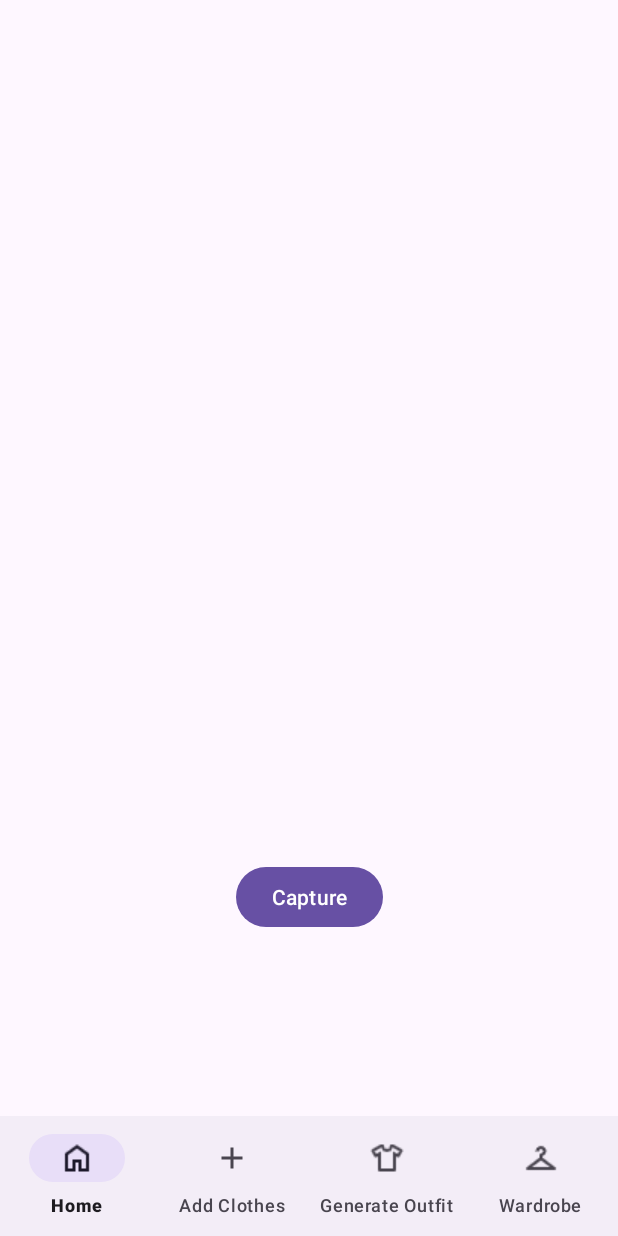
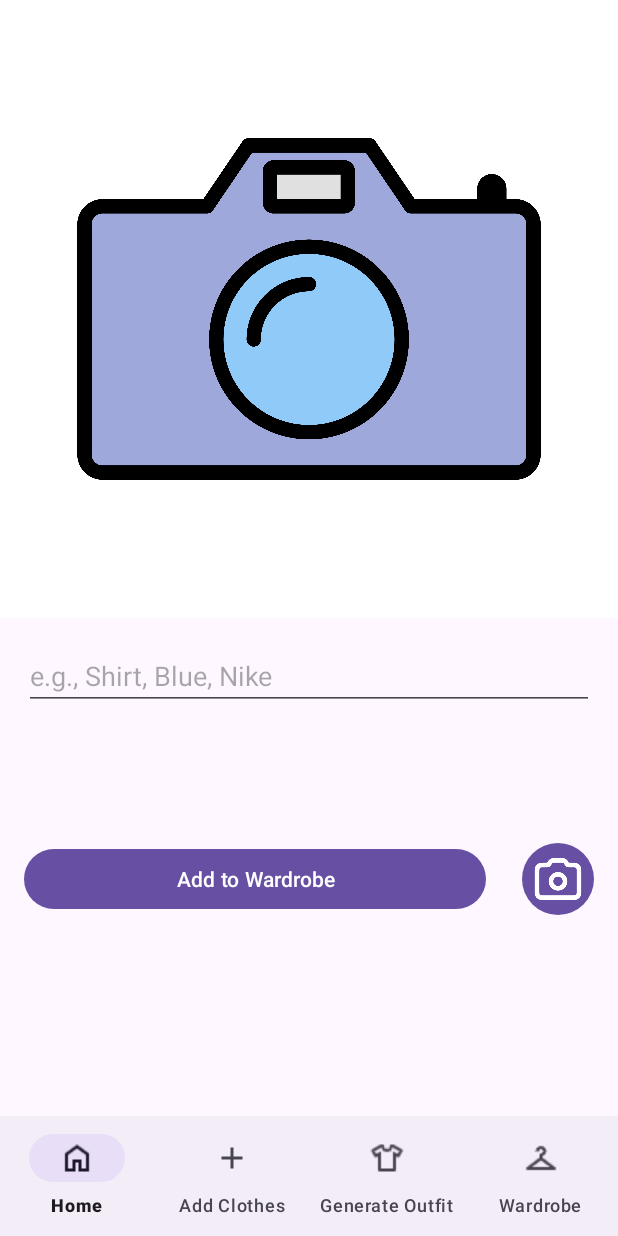
Before and after one commit to Akhil-Kokkula/OutfitOfTheDay, an Android app: the fragment AddOutfitFragment placed in its activity, on a phone screen of 412 x 824 dp. Run offline under Robolectric (Android 15) with nearby library versions, the phone set to English and light mode, and no system bars; our stand-ins replace Firebase (no records; nobody signed in at launch, a user with empty details on screens opened directly).

Commit message:
Cleaned up add to outfit screen

```diff
--- a/app/src/main/java/com/example/outfitoftheday/AddOutfitFragment.kt
+++ b/app/src/main/java/com/example/outfitoftheday/AddOutfitFragment.kt
@@ -8,7 +8,6 @@ import android.provider.MediaStore
 import android.view.LayoutInflater
 import android.view.View
 import android.view.ViewGroup
-import android.widget.Button
 import android.widget.ImageView
 import android.widget.Toast
 import androidx.activity.result.ActivityResultLauncher
@@ -19,12 +18,15 @@ import retrofit2.Retrofit
 import retrofit2.converter.gson.GsonConverterFactory
 import java.io.ByteArrayOutputStream
 import android.util.Base64
-import android.widget.TextView
+import android.util.Log
+import android.widget.EditText
+import android.widget.ImageButton
+
 
 class AddOutfitFragment : Fragment() {
     private lateinit var imageView: ImageView
     private lateinit var takePictureLauncher: ActivityResultLauncher<Intent>
-    private lateinit var tvLabels: TextView
+    private lateinit var editText: EditText
 
     override fun onCreate(savedInstanceState: Bundle?) {
         super.onCreate(savedInstanceState)
@@ -44,10 +46,10 @@ class AddOutfitFragment : Fragment() {
         inflater: LayoutInflater, container: ViewGroup?, savedInstanceState: Bundle?): View {
         val view = inflater.inflate(R.layout.fragment_add_outfit, container, false)
         imageView = view.findViewById(R.id.imageViewCaptured)
-        val button: Button = view.findViewById(R.id.buttonCapture)
-        tvLabels = view.findViewById(R.id.tvLabels)
+        val buttonCapture: ImageButton = view.findViewById(R.id.buttonCapture)
+        editText = view.findViewById(R.id.editTextClothingDescription)
 
-        button.setOnClickListener {
+        buttonCapture.setOnClickListener {
             val takePictureIntent = Intent(MediaStore.ACTION_IMAGE_CAPTURE)
             try {
                 takePictureLauncher.launch(takePictureIntent)
@@ -85,12 +87,16 @@ class AddOutfitFragment : Fragment() {
         visionService.annotateImage(request).enqueue(object : retrofit2.Callback<VisionModel.VisionResponse> {
             override fun onResponse(call: retrofit2.Call<VisionModel.VisionResponse>, response: retrofit2.Response<VisionModel.VisionResponse>) {
                 if (response.isSuccessful) {
+                    Log.d("AddOutfitFragment", "API Response: ${response.body()}")
                     val labels = response.body()?.responses?.firstOrNull()?.labelAnnotations
                     val descriptions = labels?.joinToString(separator = "\n") { it.description }
                     activity?.runOnUiThread {
-                        tvLabels.text = descriptions ?: "No labels found"
+                        val descriptions = labels?.joinToString(separator = ", ") { it.description }
+                        editText.setText(descriptions ?: "No labels found")
                     }
                 } else {
+                    Log.e("AddOutfitFragment", "API Error Response: ${response.errorBody()?.string()}")
+
                     Toast.makeText(context, "API request failed with code: ${response.code()}", Toast.LENGTH_LONG).show()
                 }
             }
--- a/app/src/main/java/com/example/outfitoftheday/MainActivity.kt
+++ b/app/src/main/java/com/example/outfitoftheday/MainActivity.kt
@@ -15,7 +15,8 @@ class MainActivity : AppCompatActivity() {
 
         bottomNavigationView = findViewById(R.id.bottom_navigation)
 
-        val currUser = FirebaseAuth.getInstance().currentUser
+        val currUser =
+            FirebaseAuth.getInstance().currentUser
         println("current user is " + currUser?.email)
 
 
--- a/app/src/main/java/com/example/outfitoftheday/VisionService.kt
+++ b/app/src/main/java/com/example/outfitoftheday/VisionService.kt
@@ -5,6 +5,6 @@ import retrofit2.http.Body
 import retrofit2.http.POST
 
 interface VisionService {
-    @POST("v1/images:annotate?key=PLACE API KEY HERE")
+    @POST("v1/images:annotate?key=KEY_HERE")
     fun annotateImage(@Body request: VisionModel.VisionRequest): Call<VisionModel.VisionResponse>
 }
--- /dev/null
+++ b/app/src/main/res/drawable/circle.xml
@@ -0,0 +1,8 @@
+<?xml version="1.0" encoding="utf-8"?>
+<shape xmlns:android="http://schemas.android.com/apk/res/android"
+    android:shape="oval">
+    <solid android:color="?attr/colorPrimary"/>
+    <size
+        android:width="48dp"
+        android:height="48dp"/>
+</shape>
--- a/app/src/main/res/layout/fragment_add_outfit.xml
+++ b/app/src/main/res/layout/fragment_add_outfit.xml
@@ -1,37 +1,64 @@
+<?xml version="1.0" encoding="utf-8"?>
 <androidx.constraintlayout.widget.ConstraintLayout xmlns:android="http://schemas.android.com/apk/res/android"
     xmlns:app="http://schemas.android.com/apk/res-auto"
     xmlns:tools="http://schemas.android.com/tools"
     android:layout_width="match_parent"
-    android:layout_height="match_parent">
+    android:layout_height="match_parent"
+    tools:context=".AddOutfitFragment">
 
     <ImageView
         android:id="@+id/imageViewCaptured"
         android:layout_width="0dp"
-        android:layout_height="0dp"
-        android:scaleType="centerCrop"
+        android:layout_height="wrap_content"
+        android:adjustViewBounds="true"
+        android:scaleType="fitCenter"
+        android:src="@drawable/default_camera"
+        app:layout_constraintBottom_toTopOf="@id/editTextClothingDescription"
+        app:layout_constraintEnd_toEndOf="parent"
+        app:layout_constraintHorizontal_bias="0.0"
+        app:layout_constraintStart_toStartOf="parent"
         app:layout_constraintTop_toTopOf="parent"
-        app:layout_constraintHeight_percent="0.75"
-        app:layout_constraintStart_toStartOf="parent"
-        app:layout_constraintEnd_toEndOf="parent" />
+        app:layout_constraintVertical_bias="0.258" />
 
-    <Button
-        android:id="@+id/buttonCapture"
-        android:layout_width="wrap_content"
+    <EditText
+        android:id="@+id/editTextClothingDescription"
+        android:layout_width="0dp"
         android:layout_height="wrap_content"
-        android:text="Capture"
+        android:hint="e.g., Shirt, Blue, Nike"
         app:layout_constraintTop_toBottomOf="@id/imageViewCaptured"
         app:layout_constraintStart_toStartOf="parent"
         app:layout_constraintEnd_toEndOf="parent"
-        android:layout_marginTop="16dp"/>
+        android:layout_marginTop="16dp"
+        android:layout_marginStart="16dp"
+        android:layout_marginEnd="16dp" />
 
-    <TextView
-        android:id="@+id/tvLabels"
-        android:layout_width="0dp"
-        android:layout_height="wrap_content"
-        android:padding="16dp"
-        app:layout_constraintTop_toBottomOf="@id/buttonCapture"
+    <Button
+        android:id="@+id/buttonAddToWardrobe"
+        android:layout_width="308dp"
+        android:layout_height="48dp"
+        android:layout_marginTop="10dp"
+        android:layout_marginEnd="8dp"
+        android:layout_marginBottom="16dp"
+        android:text="Add to Wardrobe"
         app:layout_constraintBottom_toBottomOf="parent"
+        app:layout_constraintEnd_toStartOf="@id/buttonCapture"
         app:layout_constraintStart_toStartOf="parent"
+        app:layout_constraintTop_toBottomOf="@id/editTextClothingDescription"
+        app:layout_constraintVertical_bias="0.4" />
+
+    <ImageButton
+        android:id="@+id/buttonCapture"
+        android:layout_width="48dp"
+        android:layout_height="48dp"
+        android:background="@drawable/circle"
+        android:src="@drawable/ic_camera"
+        android:padding="5dp"
+        android:scaleType="centerCrop"
+        app:layout_constraintBottom_toBottomOf="@id/buttonAddToWardrobe"
+        app:layout_constraintTop_toTopOf="@id/buttonAddToWardrobe"
         app:layout_constraintEnd_toEndOf="parent"
-        android:layout_marginTop="16dp"/>
+        app:layout_constraintStart_toEndOf="@id/buttonAddToWardrobe"
+        android:contentDescription="Capture Image" />
+
+
 </androidx.constraintlayout.widget.ConstraintLayout>
```
Also changed, not shown: app/src/main/res/drawable/default_camera.jpg (added), app/src/main/res/drawable/ic_camera.png (added), gradle.properties (line endings or trailing spaces).
